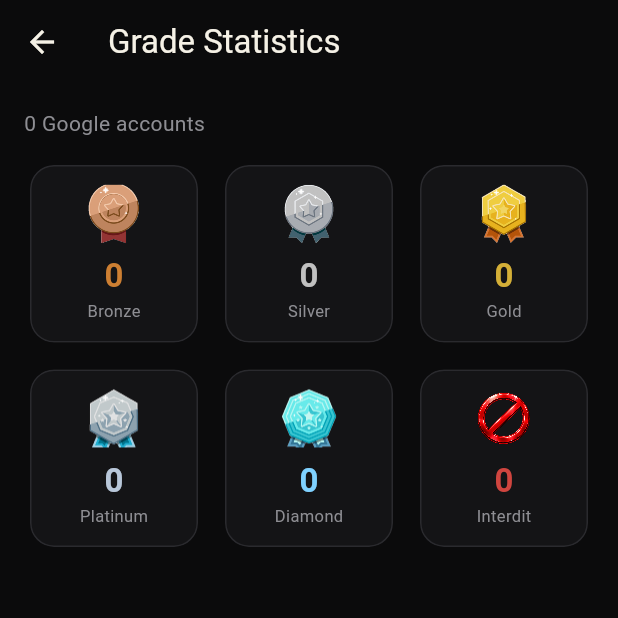
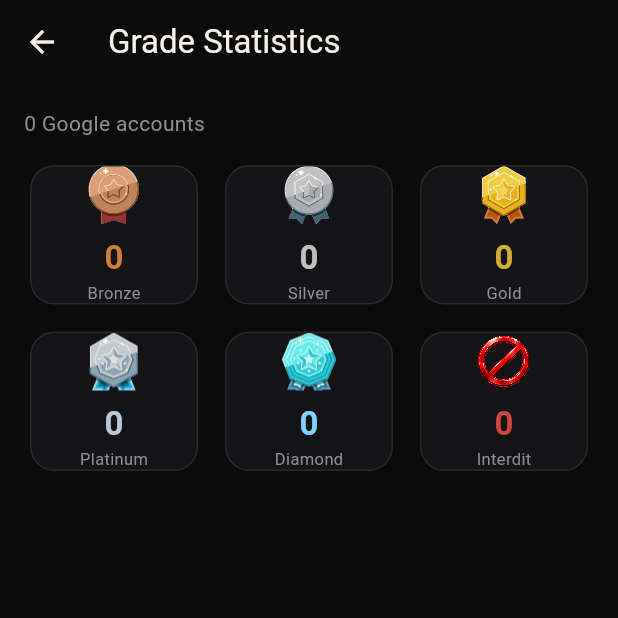
Before and after one commit to mesbahisalmaneai-pixel/sphera_flutter, a Flutter app: the GradeStatisticsScreen screen opened directly, on a phone screen of 412 x 824 dp, the top half of it. Run offline on Flutter 3.47's test engine with Material 3 defaults, Android fonts, the phone set to English and light mode, and no system bars; our stand-ins replace audioplayers, drift, drift_flutter, flutter_local_notifications, flutter_riverpod, flutter_secure_storage and 4 more; accounts and stored records are empty; generated files the repository leaves out were written again.

Commit message:
Fix cut-off numbers and overflows on small phones and large text
Found by opening all 44 screens in English, French and Arabic at 360 px
wide, with normal and 1.3x text:
- Profile, Status Statistics, Grade Statistics: stat tiles had a fixed
  shape that cut the number off. New TileGrid sizes each row to its
  content.
- Home header: the title now shrinks instead of pushing the buttons out.
- Bottom bar: labels shrink to fit (long Arabic labels, large text).

Co-Authored-By: Claude Opus 5.5 <noreply@anthropic.com>

```diff
--- /dev/null
+++ b/lib/core/tile_grid.dart
@@ -0,0 +1,32 @@
+import 'package:flutter/material.dart';
+
+/// Tiles in rows of [columns], each row as tall as its tallest tile.
+///
+/// Use it instead of `GridView.count(childAspectRatio: …)` for stat tiles: a
+/// fixed ratio cuts the number off when the text is bigger than planned
+/// (large system font, a longer translation, another phone font).
+class TileGrid extends StatelessWidget {
+  const TileGrid({super.key, required this.columns, required this.children, this.spacing = 10});
+
+  final int columns;
+  final List<Widget> children;
+  final double spacing;
+
+  @override
+  Widget build(BuildContext context) {
+    final rows = <Widget>[];
+    for (var start = 0; start < children.length; start += columns) {
+      final cells = <Widget>[];
+      for (var i = 0; i < columns; i++) {
+        if (i > 0) cells.add(SizedBox(width: spacing));
+        final index = start + i;
+        cells.add(Expanded(child: index < children.length ? children[index] : const SizedBox.shrink()));
+      }
+      if (rows.isNotEmpty) rows.add(SizedBox(height: spacing));
+      rows.add(IntrinsicHeight(
+        child: Row(crossAxisAlignment: CrossAxisAlignment.stretch, children: cells),
+      ));
+    }
+    return Column(mainAxisSize: MainAxisSize.min, children: rows);
+  }
+}
--- a/lib/features/stats/grade_statistics_screen.dart
+++ b/lib/features/stats/grade_statistics_screen.dart
@@ -2,6 +2,7 @@ import 'package:flutter/material.dart';
 import 'package:flutter_riverpod/flutter_riverpod.dart';
 import '../../core/status_style.dart';
 import '../../core/theme.dart';
+import '../../core/tile_grid.dart';
 import '../../data/database.dart';
 import '../../data/providers.dart';
 import 'stats_drilldown.dart';
@@ -19,13 +20,8 @@ class GradeStatisticsScreen extends ConsumerWidget {
         Text('${st.total} Google account${st.total == 1 ? '' : 's'}',
             style: TextStyle(color: SpheraColors.muted)),
         SizedBox(height: 14),
-        GridView.count(
-          crossAxisCount: 3,
-          shrinkWrap: true,
-          physics: NeverScrollableScrollPhysics(),
-          crossAxisSpacing: 10,
-          mainAxisSpacing: 10,
-          childAspectRatio: 0.95,
+        TileGrid(
+          columns: 3,
           children: [
             for (final g in Grade.values)
               Card(
```
Also changed, not shown: lib/features/home/home_screen.dart (+12 -4 lines), lib/features/orbit/widgets/orbit_nav_bar.dart (+14 -6 lines), lib/features/profile/profile_screen.dart (+3 -7 lines), lib/features/stats/status_statistics_screen.dart (+2 -9 lines).
